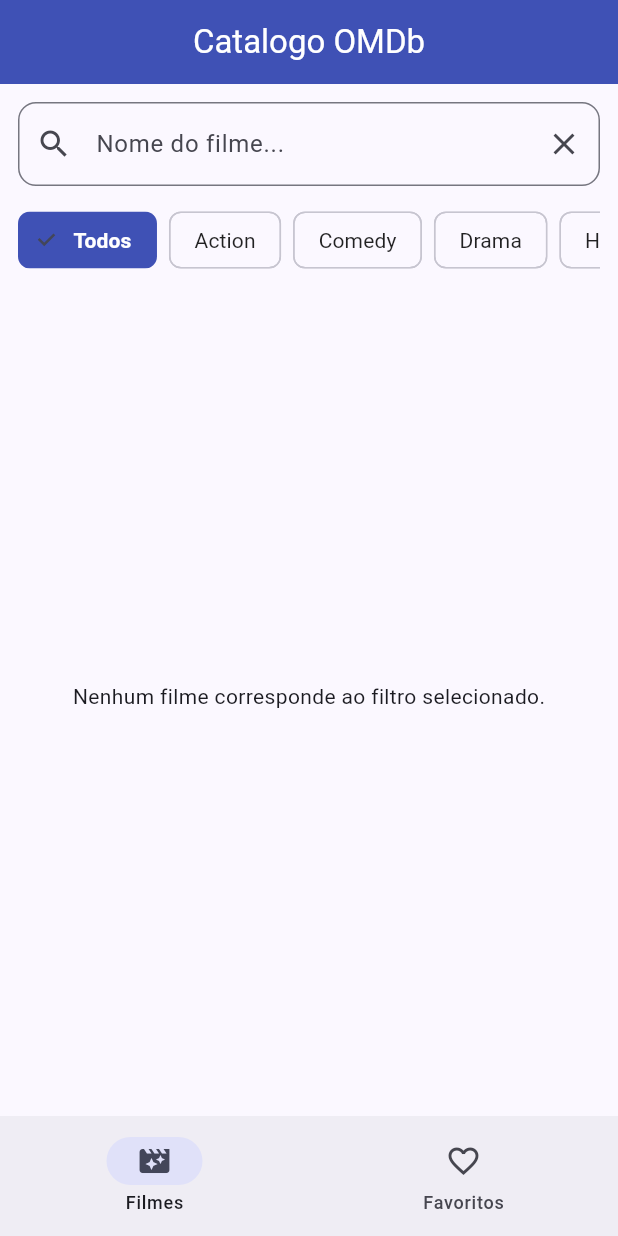
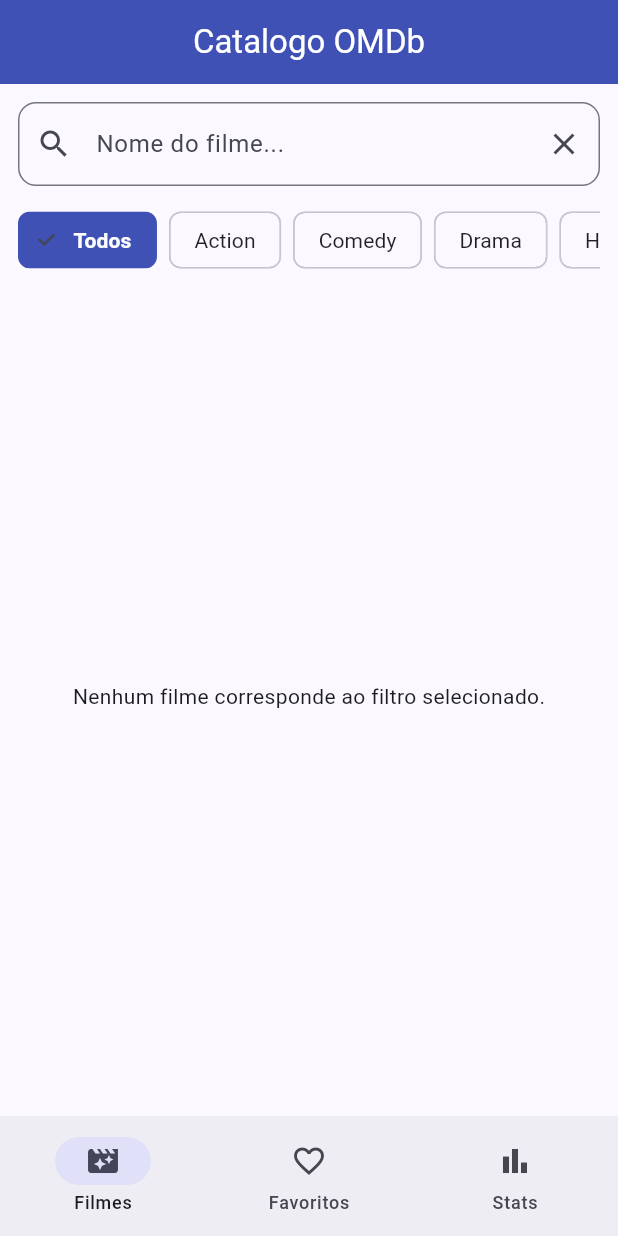
Before and after one commit to pedromarcal079/omdb-poo, a Flutter app: the screen it shows after launch, on a phone screen of 412 x 824 dp. Run offline on Flutter 3.47's test engine with Material 3 defaults, Android fonts, the light colour scheme and no system bars; our stand-ins replace get.

Commit message:
feat: pagina de estatisticas

```diff
--- a/lib/view/dashboard.dart
+++ b/lib/view/dashboard.dart
@@ -3,6 +3,7 @@
 import '../controllers/movie_controller.dart';
 import 'search_view.dart';
 import 'favorites_page.dart';
+import 'stats_page.dart';
 
 class Dashboard extends StatelessWidget {
   const Dashboard({super.key});
@@ -13,14 +14,17 @@
 
     final List<Widget> screens = [
       const SearchView(),
-      const FavoritesPage()
+      const FavoritesPage(),
+      const StatsPage(),
     ];
 
     return Obx(() => Scaffold(
       appBar: AppBar(
         title: Text(controller.currentTabIndex.value == 0
           ? 'Catalogo OMDb'
-          : 'Favoritos'),
+          : controller.currentTabIndex.value == 1
+          ? 'Favoritos'
+          : 'Estatísticas'),
         centerTitle: true,
         backgroundColor: Colors.indigo,
         foregroundColor: Colors.white,
@@ -42,6 +46,11 @@
             selectedIcon: Icon(Icons.favorite),
             label: 'Favoritos'
           ),
+          NavigationDestination(
+            icon: Icon(Icons.bar_chart_outlined),
+            selectedIcon: Icon(Icons.bar_chart),
+            label: 'Stats',
+          ),
         ],
       ),
     ),
```
Also changed, not shown: lib/controllers/movie_controller.dart (+15 -0 lines), lib/view/stats_page.dart (added, +85 -0 lines).
